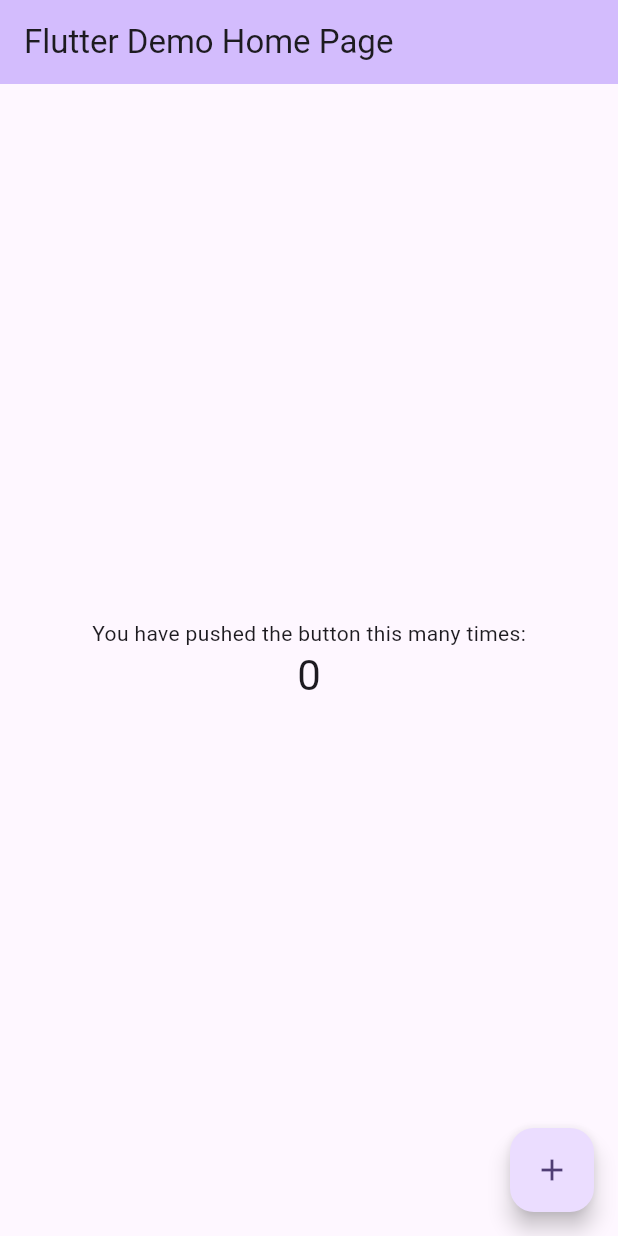
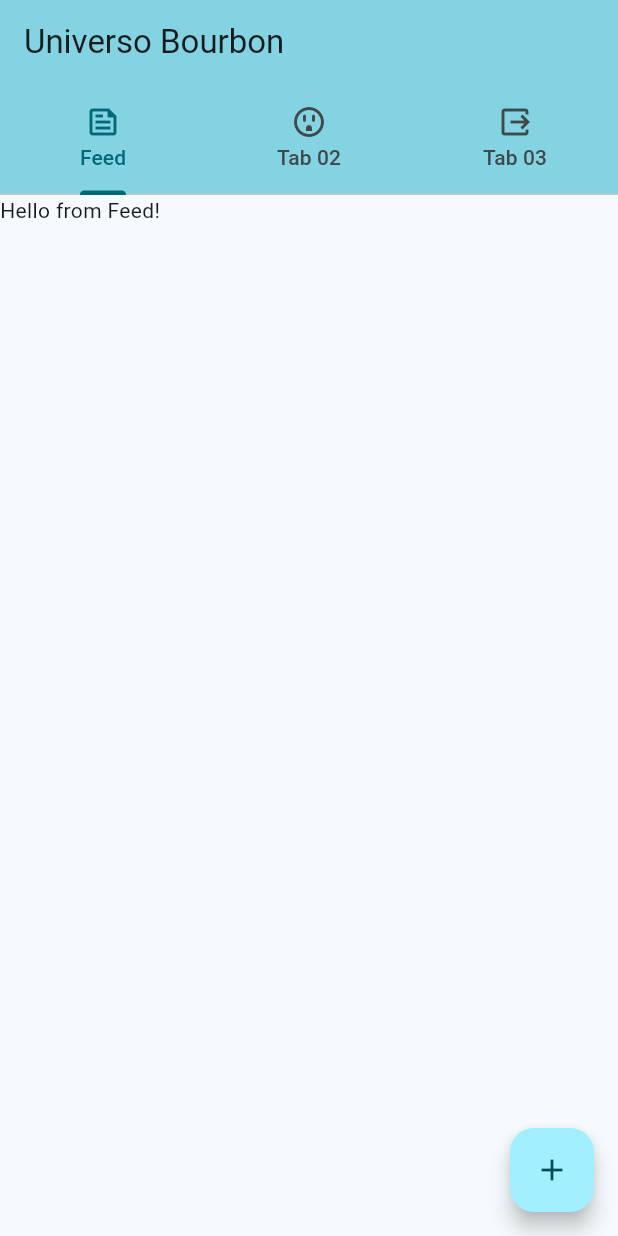
Before and after one commit to davidprocode/universo_bourbon, a Flutter app: the screen it shows after launch, on a phone screen of 412 x 824 dp. Run offline on Flutter 3.47's test engine with Material 3 defaults, Android fonts, the phone set to English and light mode, and no system bars.

Commit message:
tabbar ok

```diff
--- /dev/null
+++ b/lib/Components/feed_body.dart
@@ -0,0 +1,15 @@
+import 'package:flutter/material.dart';
+
+class FeedBody extends StatefulWidget {
+  const FeedBody({super.key});
+
+  @override
+  FeedBodyState createState() => FeedBodyState();
+}
+
+class FeedBodyState extends State<FeedBody> {
+  @override
+  Widget build(BuildContext context) {
+    return const Text("Hello from Feed!");
+  }
+}
--- /dev/null
+++ b/lib/Pages/Tabs/tab_body.dart
@@ -0,0 +1,17 @@
+import 'package:flutter/material.dart';
+
+class TabBody extends StatefulWidget {
+  const TabBody({super.key, required this.title});
+
+  final String title;
+
+  @override
+  State<TabBody> createState() => TabBodyState();
+}
+
+class TabBodyState extends State<TabBody> {
+  @override
+  Widget build(BuildContext context) {
+    return Center(child: Text(widget.title));
+  }
+}
--- /dev/null
+++ b/lib/Pages/home_page.dart
@@ -0,0 +1,52 @@
+import 'package:flutter/material.dart';
+import 'package:universo_bourbon/Components/feed_body.dart';
+import 'package:universo_bourbon/Pages/Tabs/tab_body.dart';
+
+class MyHomePage extends StatefulWidget {
+  const MyHomePage({super.key, required this.title});
+
+  final String title;
+
+  @override
+  State<MyHomePage> createState() => _MyHomePageState();
+}
+
+class _MyHomePageState extends State<MyHomePage> {
+  void _incrementCounter() {
+    setState(() {});
+  }
+
+  @override
+  Widget build(BuildContext context) {
+    return Scaffold(
+      appBar: AppBar(
+        backgroundColor: Theme.of(context).colorScheme.inversePrimary,
+        title: Text(widget.title),
+        bottom: const TabBar(tabs: [
+          Tab(
+            text: "Feed",
+            icon: Icon(Icons.feed_outlined),
+          ),
+          Tab(
+            text: "Tab 02",
+            icon: Icon(Icons.outlet_outlined),
+          ),
+          Tab(
+            text: "Tab 03",
+            icon: Icon(Icons.output_outlined),
+          ),
+        ]),
+      ),
+      body: const TabBarView(children: <Widget>[
+        FeedBody(),
+        TabBody(title: "You are on Tab 02"),
+        TabBody(title: "You are on Tab 03"),
+      ]),
+      floatingActionButton: FloatingActionButton(
+        onPressed: _incrementCounter,
+        tooltip: 'Increment',
+        child: const Icon(Icons.add),
+      ),
+    );
+  }
+}
--- a/lib/main.dart
+++ b/lib/main.dart
@@ -1,4 +1,5 @@
 import 'package:flutter/material.dart';
+import 'package:universo_bourbon/Pages/home_page.dart';
 
 void main() {
   runApp(const MyApp());
@@ -13,113 +14,13 @@
     return MaterialApp(
       title: 'Flutter Demo',
       theme: ThemeData(
-        // This is the theme of your application.
-        //
-        // TRY THIS: Try running your application with "flutter run". You'll see
-        // the application has a purple toolbar. Then, without quitting the app,
-        // try changing the seedColor in the colorScheme below to Colors.green
-        // and then invoke "hot reload" (save your changes or press the "hot
-        // reload" button in a Flutter-supported IDE, or press "r" if you used
-        // the command line to start the app).
-        //
-        // Notice that the counter didn't reset back to zero; the application
-        // state is not lost during the reload. To reset the state, use hot
-        // restart instead.
-        //
-        // This works for code too, not just values: Most code changes can be
-        // tested with just a hot reload.
-        colorScheme: ColorScheme.fromSeed(seedColor: Colors.deepPurple),
+        colorScheme: ColorScheme.fromSeed(seedColor: Colors.cyan),
         useMaterial3: true,
       ),
-      home: const MyHomePage(title: 'Flutter Demo Home Page'),
+      home: const DefaultTabController(
+        length: 3,
+        child: MyHomePage(title: 'Universo Bourbon'),
+      ),
     );
   }
 }
-
-class MyHomePage extends StatefulWidget {
-  const MyHomePage({super.key, required this.title});
-
-  // This widget is the home page of your application. It is stateful, meaning
-  // that it has a State object (defined below) that contains fields that affect
-  // how it looks.
-
-  // This class is the configuration for the state. It holds the values (in this
-  // case the title) provided by the parent (in this case the App widget) and
-  // used by the build method of the State. Fields in a Widget subclass are
-  // always marked "final".
-
-  final String title;
-
-  @override
-  State<MyHomePage> createState() => _MyHomePageState();
-}
-
-class _MyHomePageState extends State<MyHomePage> {
-  int _counter = 0;
-
-  void _incrementCounter() {
-    setState(() {
-      // This call to setState tells the Flutter framework that something has
-      // changed in this State, which causes it to rerun the build method below
-      // so that the display can reflect the updated values. If we changed
-      // _counter without calling setState(), then the build method would not be
-      // called again, and so nothing would appear to happen.
-      _counter++;
-    });
-  }
-
-  @override
-  Widget build(BuildContext context) {
-    // This method is rerun every time setState is called, for instance as done
-    // by the _incrementCounter method above.
-    //
-    // The Flutter framework has been optimized to make rerunning build methods
-    // fast, so that you can just rebuild anything that needs updating rather
-    // than having to individually change instances of widgets.
-    return Scaffold(
-      appBar: AppBar(
-        // TRY THIS: Try changing the color here to a specific color (to
-        // Colors.amber, perhaps?) and trigger a hot reload to see the AppBar
-        // change color while the other colors stay the same.
-        backgroundColor: Theme.of(context).colorScheme.inversePrimary,
-        // Here we take the value from the MyHomePage object that was created by
-        // the App.build method, and use it to set our appbar title.
-        title: Text(widget.title),
-      ),
-      body: Center(
-        // Center is a layout widget. It takes a single child and positions it
-        // in the middle of the parent.
-        child: Column(
-          // Column is also a layout widget. It takes a list of children and
-          // arranges them vertically. By default, it sizes itself to fit its
-          // children horizontally, and tries to be as tall as its parent.
-          //
-          // Column has various properties to control how it sizes itself and
-          // how it positions its children. Here we use mainAxisAlignment to
-          // center the children vertically; the main axis here is the vertical
-          // axis because Columns are vertical (the cross axis would be
-          // horizontal).
-          //
-          // TRY THIS: Invoke "debug painting" (choose the "Toggle Debug Paint"
-          // action in the IDE, or press "p" in the console), to see the
-          // wireframe for each widget.
-          mainAxisAlignment: MainAxisAlignment.center,
-          children: <Widget>[
-            const Text(
-              'You have pushed the button this many times:',
-            ),
-            Text(
-              '$_counter',
-              style: Theme.of(context).textTheme.headlineMedium,
-            ),
-          ],
-        ),
-      ),
-      floatingActionButton: FloatingActionButton(
-        onPressed: _incrementCounter,
-        tooltip: 'Increment',
-        child: const Icon(Icons.add),
-      ), // This trailing comma makes auto-formatting nicer for build methods.
-    );
-  }
-}
```
Also changed, not shown: 1 other file.
